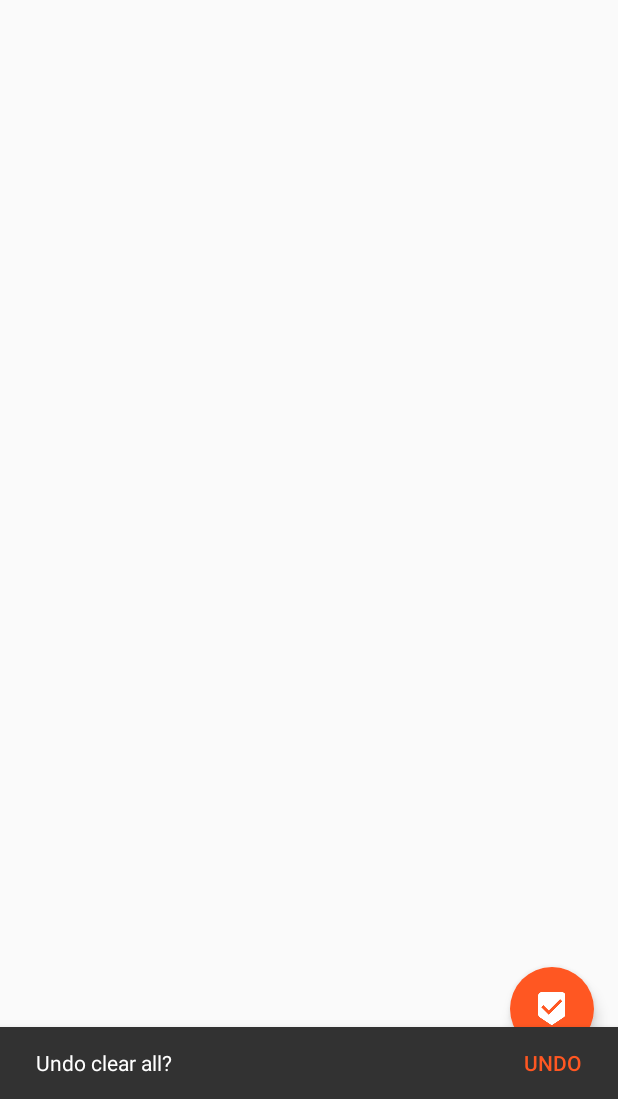
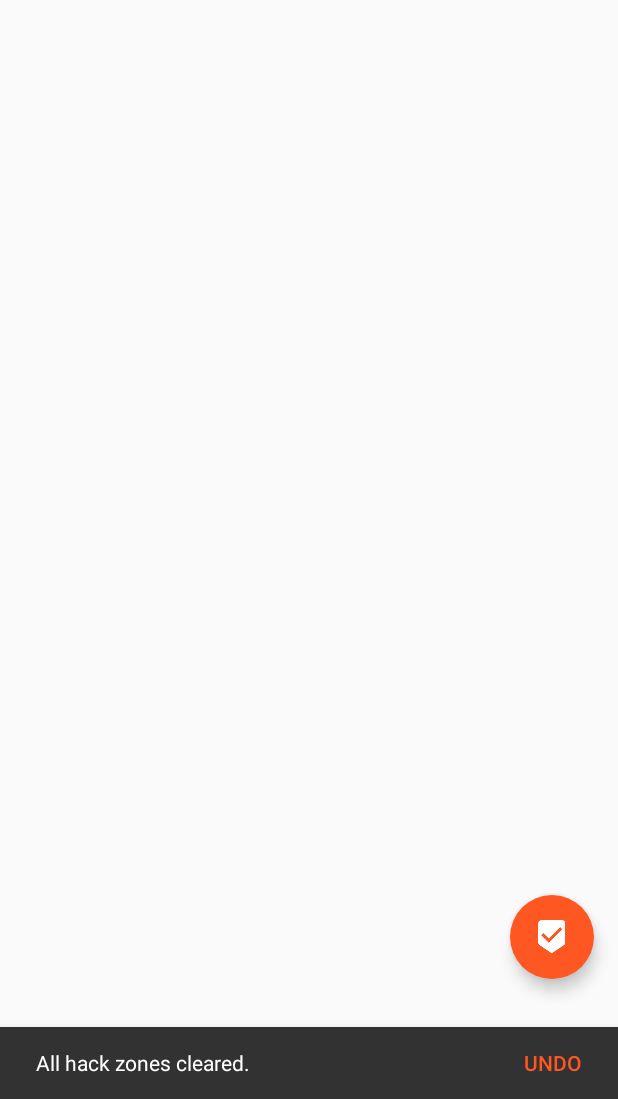
Before and after one commit to thorinside/super-happy-hack-map, an Android app: the screen it shows after launch (MainActivity), in the options menu, after a tap on "Clear All", on a phone screen of 412 x 824 dp, the part 137-1236 px from its top. Run offline under Robolectric (Android 15) with nearby library versions, the phone set to English and light mode, and no system bars; libraries missing offline, so code that uses them is left out: com.google.maps.android, com.j256.ormlite, com.squareup.otto, de.psdev.licensesdialog, wei.mark.standout; 11 statements that could not run were skipped.

Commit message:
Used a coordinator layout for the snackbar and floating action button animation.

```diff
--- a/SuperHappyHackMap/src/main/java/org/nsdev/apps/superhappyhackmap/activities/MainActivity.java
+++ b/SuperHappyHackMap/src/main/java/org/nsdev/apps/superhappyhackmap/activities/MainActivity.java
@@ -454,7 +454,7 @@ public class MainActivity extends ActionBarActivity {
                     deleteHack(h);
                 }
 
-                Snackbar.make(findViewById(R.id.map), R.string.delete_all_undo_prompt, Snackbar.LENGTH_LONG)
+                Snackbar.make(findViewById(R.id.snackbar_position), R.string.delete_all_undo_prompt, Snackbar.LENGTH_LONG)
                         .setAction(R.string.undo, new View.OnClickListener() {
                             @Override
                             public void onClick(View view) {
--- a/SuperHappyHackMap/src/main/res/layout/main.xml
+++ b/SuperHappyHackMap/src/main/res/layout/main.xml
@@ -12,19 +12,25 @@
         android:layout_width="match_parent"
         android:layout_height="match_parent"/>
 
+    <android.support.design.widget.CoordinatorLayout
+        android:layout_width="match_parent"
+        android:layout_height="200dp"
+        android:layout_alignParentBottom="true"
+        android:id="@+id/snackbar_position">
+
         <android.support.design.widget.FloatingActionButton
             android:id="@+id/fab"
-        android:layout_width="64dp"
-        android:layout_height="64dp"
+            android:layout_width="wrap_content"
+            android:layout_height="wrap_content"
             android:layout_marginBottom="32dp"
             android:layout_marginRight="16dp"
             android:layout_marginEnd="16dp"
-        android:layout_alignParentBottom="true"
-        android:layout_alignParentEnd="true"
-        android:layout_alignParentRight="true"
+            android:layout_gravity="end|right|bottom"
             android:src="@drawable/ic_action_beenhere"
             android:onClick="onHackClicked"
             app:borderWidth="0dp"
             />
 
+    </android.support.design.widget.CoordinatorLayout>
+
 </RelativeLayout>
--- a/SuperHappyHackMap/src/main/res/values/strings.xml
+++ b/SuperHappyHackMap/src/main/res/values/strings.xml
@@ -33,7 +33,7 @@
     <string name="set_cooldown">Set Cooldown Time</string>
     <string name="about">About</string>
     <string name="clear_all">Clear All</string>
-    <string name="delete_all_undo_prompt">Undo clear all?</string>
+    <string name="delete_all_undo_prompt">All hack zones cleared.</string>
     <string name="pref_show_hack_helper_window">Show Hack Helper</string>
     <string name="pref_show_hack_helper_window_summary">Show a small, on screen, button that can be used to register hacks more easily.</string>
     <string name="hack_window_notification_text">Click to close Hack Helper window.</string>
```
Lines whose indentation alone changed are shown as unchanged.
